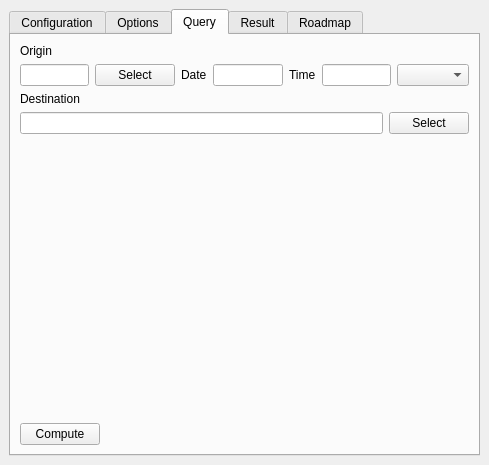
Qt form src/wps_qgis/IfsttarRouting/ifsttarrouting.ui (Universite-Gustave-Eiffel/Tempus) before a commit.
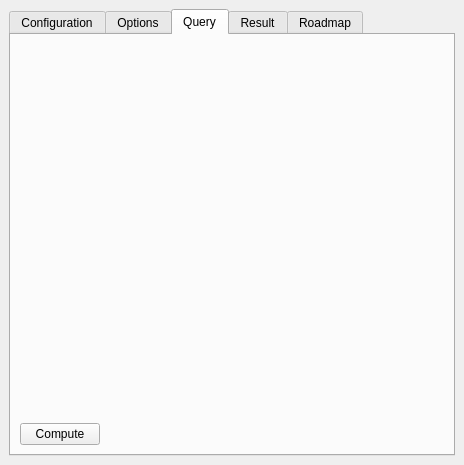
The same form after that commit. Custom widgets are drawn as their Qt base class.

```diff
--- a/src/wps_qgis/IfsttarRouting/ifsttarrouting.ui
+++ b/src/wps_qgis/IfsttarRouting/ifsttarrouting.ui
@@ -6,7 +6,7 @@
    <rect>
     <x>0</x>
     <y>0</y>
-    <width>489</width>
+    <width>464</width>
     <height>465</height>
    </rect>
   </property>
@@ -170,123 +170,10 @@
        </attribute>
        <layout class="QVBoxLayout" name="verticalLayout">
         <item>
-         <widget class="QLabel" name="label">
-          <property name="sizePolicy">
-           <sizepolicy hsizetype="Preferred" vsizetype="Fixed">
-            <horstretch>0</horstretch>
-            <verstretch>0</verstretch>
-           </sizepolicy>
-          </property>
-          <property name="text">
-           <string>Origin</string>
-          </property>
-         </widget>
+         <widget class="StepSelector" name="origin" native="true"/>
         </item>
         <item>
-         <layout class="QHBoxLayout" name="horizontalLayout">
-          <property name="sizeConstraint">
-           <enum>QLayout::SetFixedSize</enum>
-          </property>
-          <item>
-           <widget class="QLineEdit" name="originText">
-            <property name="sizePolicy">
-             <sizepolicy hsizetype="Expanding" vsizetype="Fixed">
-              <horstretch>0</horstretch>
-              <verstretch>0</verstretch>
-             </sizepolicy>
-            </property>
-            <property name="minimumSize">
-             <size>
-              <width>0</width>
-              <height>0</height>
-             </size>
-            </property>
-           </widget>
-          </item>
-          <item>
-           <widget class="QPushButton" name="originSelectBtn">
-            <property name="sizePolicy">
-             <sizepolicy hsizetype="Fixed" vsizetype="Fixed">
-              <horstretch>0</horstretch>
-              <verstretch>0</verstretch>
-             </sizepolicy>
-            </property>
-            <property name="text">
-             <string>Select</string>
-            </property>
-           </widget>
-          </item>
-          <item>
-           <widget class="QLabel" name="label_5">
-            <property name="text">
-             <string>Date</string>
-            </property>
-           </widget>
-          </item>
-          <item>
-           <widget class="QLineEdit" name="lineEdit">
-            <property name="minimumSize">
-             <size>
-              <width>0</width>
-              <height>0</height>
-             </size>
-            </property>
-           </widget>
-          </item>
-          <item>
-           <widget class="QLabel" name="label_6">
-            <property name="text">
-             <string>Time</string>
-            </property>
-           </widget>
-          </item>
-          <item>
-           <widget class="QLineEdit" name="lineEdit_2"/>
-          </item>
-          <item>
-           <widget class="QComboBox" name="originConstraintBox"/>
-          </item>
-         </layout>
-        </item>
-        <item>
-         <widget class="QLabel" name="label_2">
-          <property name="sizePolicy">
-           <sizepolicy hsizetype="Preferred" vsizetype="Fixed">
-            <horstretch>0</horstretch>
-            <verstretch>0</verstretch>
-           </sizepolicy>
-          </property>
-          <property name="text">
-           <string>Destination</string>
-          </property>
-         </widget>
-        </item>
-        <item>
-         <layout class="QHBoxLayout" name="horizontalLayout_2">
-          <item>
-           <widget class="QLineEdit" name="destinationText">
-            <property name="sizePolicy">
-             <sizepolicy hsizetype="Expanding" vsizetype="Fixed">
-              <horstretch>0</horstretch>
-              <verstretch>0</verstretch>
-             </sizepolicy>
-            </property>
-           </widget>
-          </item>
-          <item>
-           <widget class="QPushButton" name="destinationSelectBtn">
-            <property name="sizePolicy">
-             <sizepolicy hsizetype="Fixed" vsizetype="Fixed">
-              <horstretch>0</horstretch>
-              <verstretch>0</verstretch>
-             </sizepolicy>
-            </property>
-            <property name="text">
-             <string>Select</string>
-            </property>
-           </widget>
-          </item>
-         </layout>
+         <layout class="QVBoxLayout" name="stepBox"/>
         </item>
         <item>
          <layout class="QVBoxLayout" name="criterionBox"/>
@@ -361,6 +248,14 @@
    </layout>
   </widget>
  </widget>
+ <customwidgets>
+  <customwidget>
+   <class>StepSelector</class>
+   <extends>QWidget</extends>
+   <header>stepselector.h</header>
+   <container>1</container>
+  </customwidget>
+ </customwidgets>
  <resources/>
  <connections/>
 </ui>
```
